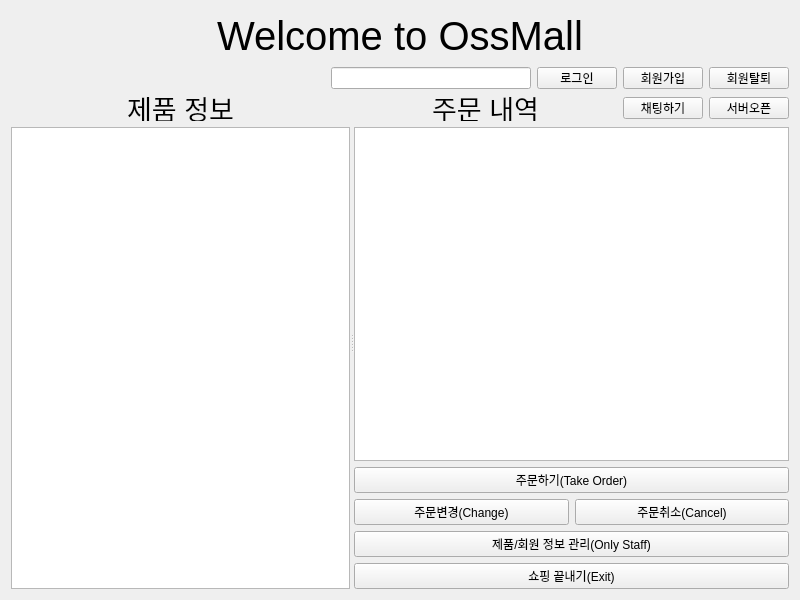
YJinPort/Qt_DB_Project, file shoppingmanager.ui: the form before one commit.
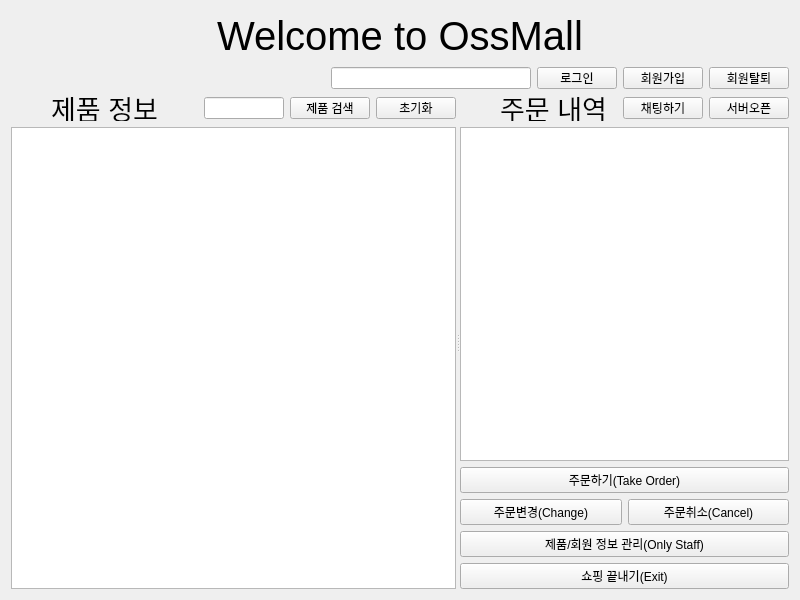
The form after the commit.

Diff of the .ui file:
```diff
--- a/shoppingmanager.ui
+++ b/shoppingmanager.ui
@@ -195,10 +195,52 @@
              </property>
             </spacer>
            </item>
+           <item>
+            <widget class="QLineEdit" name="selectLineEdit">
+             <property name="maximumSize">
+              <size>
+               <width>200</width>
+               <height>22</height>
+              </size>
+             </property>
+            </widget>
+           </item>
+           <item>
+            <widget class="QPushButton" name="selectPushButton">
+             <property name="maximumSize">
+              <size>
+               <width>80</width>
+               <height>22</height>
+              </size>
+             </property>
+             <property name="text">
+              <string>제품 검색</string>
+             </property>
+            </widget>
+           </item>
+           <item>
+            <widget class="QPushButton" name="resetPushButton">
+             <property name="maximumSize">
+              <size>
+               <width>80</width>
+               <height>22</height>
+              </size>
+             </property>
+             <property name="text">
+              <string>초기화</string>
+             </property>
+            </widget>
+           </item>
           </layout>
          </item>
          <item>
           <widget class="QTableView" name="productInfoTableView">
+           <property name="minimumSize">
+            <size>
+             <width>0</width>
+             <height>0</height>
+            </size>
+           </property>
            <property name="font">
             <font>
              <pointsize>11</pointsize>
@@ -213,12 +255,24 @@
            <property name="editTriggers">
             <set>QAbstractItemView::NoEditTriggers</set>
            </property>
+           <property name="alternatingRowColors">
+            <bool>true</bool>
+           </property>
            <property name="selectionBehavior">
             <enum>QAbstractItemView::SelectRows</enum>
            </property>
            <property name="textElideMode">
-            <enum>Qt::ElideRight</enum>
+            <enum>Qt::ElideLeft</enum>
            </property>
+           <property name="showGrid">
+            <bool>true</bool>
+           </property>
+           <property name="gridStyle">
+            <enum>Qt::SolidLine</enum>
+           </property>
+           <attribute name="verticalHeaderVisible">
+            <bool>false</bool>
+           </attribute>
           </widget>
          </item>
         </layout>
@@ -310,6 +364,12 @@
          </item>
          <item>
           <widget class="QTableView" name="orderListTableView">
+           <property name="minimumSize">
+            <size>
+             <width>296</width>
+             <height>0</height>
+            </size>
+           </property>
            <property name="contextMenuPolicy">
             <enum>Qt::ActionsContextMenu</enum>
            </property>
@@ -319,12 +379,18 @@
            <property name="editTriggers">
             <set>QAbstractItemView::NoEditTriggers</set>
            </property>
+           <property name="alternatingRowColors">
+            <bool>true</bool>
+           </property>
            <property name="selectionBehavior">
             <enum>QAbstractItemView::SelectRows</enum>
            </property>
            <property name="textElideMode">
             <enum>Qt::ElideRight</enum>
            </property>
+           <attribute name="verticalHeaderVisible">
+            <bool>false</bool>
+           </attribute>
           </widget>
          </item>
          <item>
```
Left out of the diff: 16 changed lines with no effect on the pictures.
